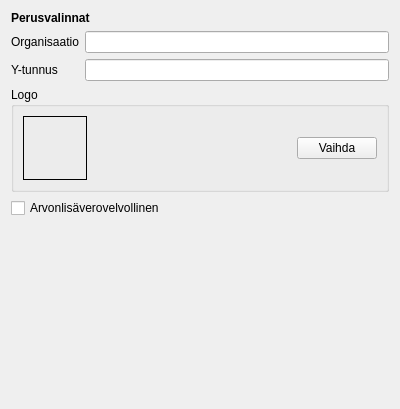
artoh/kitupiikki, file kitupiikki/maaritys/perusvalinnat.ui: the form before one commit.
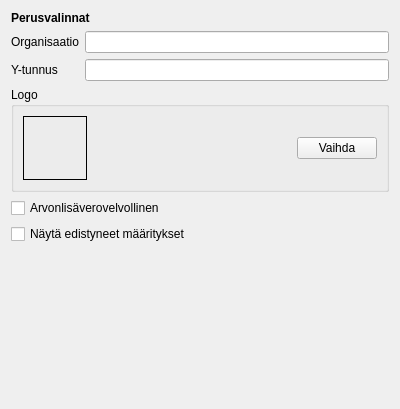
The form after the commit.

Diff of the .ui file:
```diff
--- a/kitupiikki/maaritys/perusvalinnat.ui
+++ b/kitupiikki/maaritys/perusvalinnat.ui
@@ -109,6 +109,13 @@
      </property>
     </widget>
    </item>
+   <item>
+    <widget class="QCheckBox" name="edistyneetCheck">
+     <property name="text">
+      <string>Näytä edistyneet määritykset</string>
+     </property>
+    </widget>
+   </item>
    <item>
     <spacer name="verticalSpacer">
      <property name="orientation">
```
